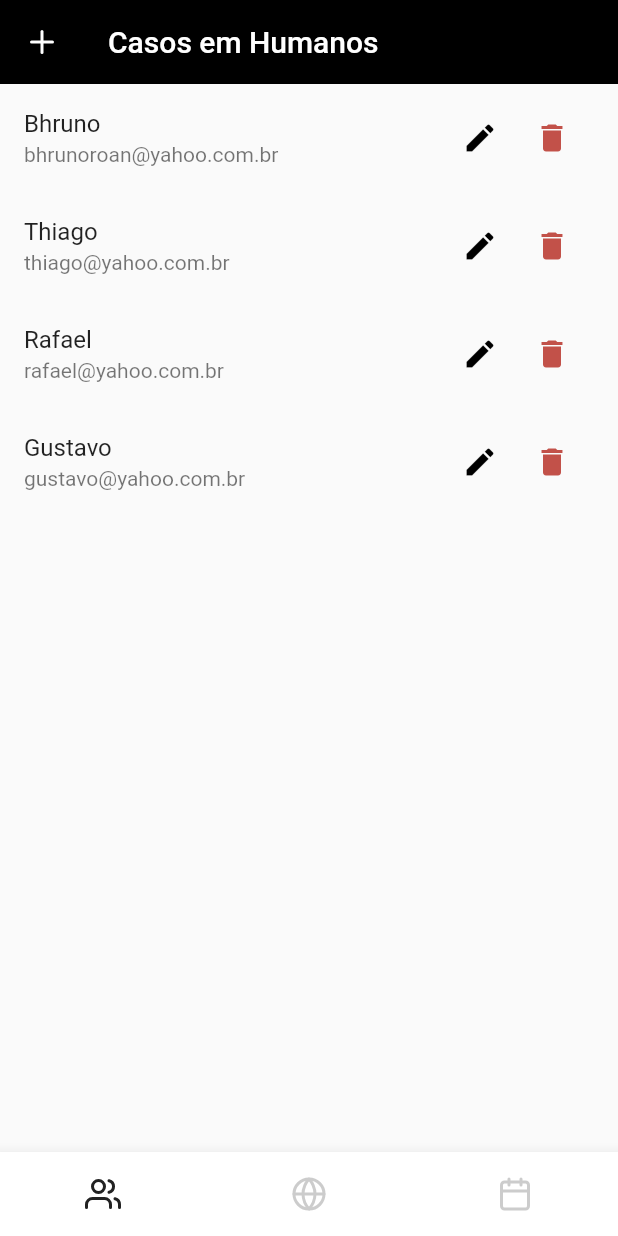
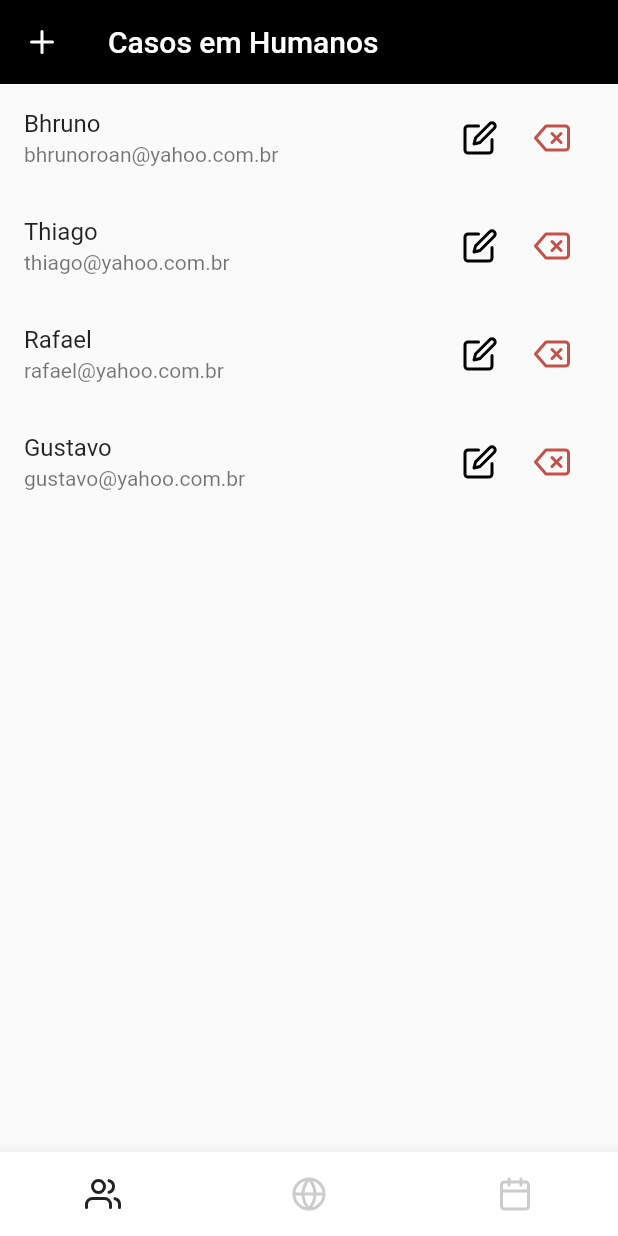
Before and after one commit to rp-5/dengue-frontend, a Flutter app: the screen it shows after launch, on a phone screen of 412 x 824 dp. Run offline on Flutter 3.47's test engine with Material 2 defaults, Android fonts, the phone set to English and light mode, and no system bars; drawn by our look-alikes of animated_bottom_navigation_bar; our stand-ins replace flutter_feather_icons; Roboto replaces fonts that are missing (Proxima).

Commit message:
problems-fixed

```diff
--- a/dengue/lib/components/human_tile.dart
+++ b/dengue/lib/components/human_tile.dart
@@ -1,38 +1,34 @@
 import 'package:dengue/src/routes/app_routes.dart';
 import 'package:flutter/material.dart';
-
-
-
+import 'package:flutter_feather_icons/flutter_feather_icons.dart';
 
 import '../src/model/human.dart';
 
 class HumanTile extends StatelessWidget {
-
-
   final Human human;
 
-  const HumanTile(this.human);
+  const HumanTile(this.human, {Key? key}) : super(key: key);
 
   @override
   Widget build(BuildContext context) {
     return ListTile(
       title: Text(human.name),
       subtitle: Text(human.email),
-      trailing: Container(
+      trailing: SizedBox(
         width: 100,
         child: Row(
           children: <Widget>[
             IconButton(
-            icon: Icon(Icons.edit),
-            onPressed: (){
-              Navigator.of(context).pushNamed(AppRoutes.HUMANEDIT);
+              icon: const Icon(FeatherIcons.edit),
+              onPressed: () {
+                Navigator.of(context).pushNamed(AppRoutes.humanEdit);
               },
               color: Colors.black,
             ),
             IconButton(
-            icon: Icon(Icons.delete),
-            onPressed: (){},
-            color: Color.fromARGB(255, 194, 81, 73),
+              icon: const Icon(FeatherIcons.delete),
+              onPressed: () {},
+              color: const Color.fromARGB(255, 194, 81, 73),
             ),
           ],
         ),
--- a/dengue/lib/main.dart
+++ b/dengue/lib/main.dart
@@ -11,7 +11,9 @@ void main() async {
   runApp(MaterialApp(
       debugShowCheckedModeBanner: false,
       home: const RootApp(),
-      routes: {AppRoutes.HUMANREGISTER: (_) => HumanRegister(),
-      AppRoutes.HUMANEDIT: (_) => HumanEdit()},
+      routes: {
+        AppRoutes.humanRegister: (_) => const HumanRegister(),
+        AppRoutes.humanEdit: (_) => const HumanEdit()
+      },
       theme: theme()));
 }
--- a/dengue/lib/src/data/humandata.dart
+++ b/dengue/lib/src/data/humandata.dart
@@ -1,24 +1,8 @@
 import 'package:dengue/src/model/human.dart';
 
-const humandata ={
-  '1': const Human(
-    id: '1',
-    name: 'Bhruno',
-    email: 'bhrunoroan@yahoo.com.br'
-   ),
-  '2': const Human(
-    id: '2',
-    name: 'Thiago',
-    email: 'thiago@yahoo.com.br'
-   ),
-   '3': const Human(
-    id: '3',
-    name: 'Rafael',
-    email: 'rafael@yahoo.com.br'
-   ),
-   '4': const Human(
-    id: '4',
-    name: 'Gustavo',
-    email: 'gustavo@yahoo.com.br'
-   ),
+const humandata = {
+  '1': Human(id: '1', name: 'Bhruno', email: 'bhrunoroan@yahoo.com.br'),
+  '2': Human(id: '2', name: 'Thiago', email: 'thiago@yahoo.com.br'),
+  '3': Human(id: '3', name: 'Rafael', email: 'rafael@yahoo.com.br'),
+  '4': Human(id: '4', name: 'Gustavo', email: 'gustavo@yahoo.com.br'),
 };
--- a/dengue/lib/src/pages/human_cases.dart
+++ b/dengue/lib/src/pages/human_cases.dart
@@ -1,11 +1,8 @@
 import 'package:dengue/components/human_tile.dart';
 import 'package:dengue/src/data/humandata.dart';
-import 'package:dengue/src/pages/human_register.dart';
 import 'package:dengue/src/routes/app_routes.dart';
 import 'package:flutter/material.dart';
 import 'package:flutter_feather_icons/flutter_feather_icons.dart';
-
-import '../../core/theme/app_colors.dart';
 
 class HumanCases extends StatefulWidget {
   const HumanCases({Key? key}) : super(key: key);
@@ -29,7 +26,7 @@ class HumanCasesState extends State<HumanCases> {
           leading: IconButton(
             icon: const Icon(FeatherIcons.plus),
             onPressed: () {
-              Navigator.of(context).pushNamed(AppRoutes.HUMANREGISTER);
+              Navigator.of(context).pushNamed(AppRoutes.humanRegister);
             },
           ),
         ),
--- a/dengue/lib/src/routes/app_routes.dart
+++ b/dengue/lib/src/routes/app_routes.dart
@@ -1,5 +1,4 @@
-class AppRoutes{
-
-  static const HUMANREGISTER = '/human-register';
-  static const HUMANEDIT = '/human-edit';
+class AppRoutes {
+  static const humanRegister = '/human-register';
+  static const humanEdit = '/human-edit';
 }
```
Lines whose indentation alone changed are shown as unchanged.
